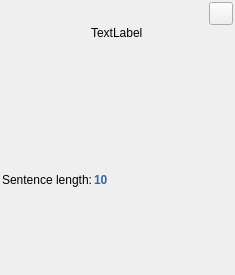
The window that ui/readability_widget.ui (zkovari/plotlyst) describes before a commit, drawn with Qt 5.
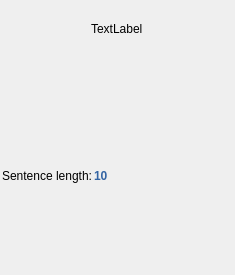
The same window after the commit.

Patch:
```diff
--- a/ui/readability_widget.ui
+++ b/ui/readability_widget.ui
@@ -31,6 +31,28 @@
    </property>
    <item alignment="Qt::AlignRight">
     <widget class="QToolButton" name="btnRefresh">
+     <property name="sizePolicy">
+      <sizepolicy hsizetype="Maximum" vsizetype="Fixed">
+       <horstretch>0</horstretch>
+       <verstretch>0</verstretch>
+      </sizepolicy>
+     </property>
+     <property name="cursor">
+      <cursorShape>PointingHandCursor</cursorShape>
+     </property>
+     <property name="toolTip">
+      <string>&lt;html&gt;&lt;head/&gt;&lt;body&gt;&lt;p&gt;Refresh readability statistics&lt;/p&gt;&lt;/body&gt;&lt;/html&gt;</string>
+     </property>
+     <property name="styleSheet">
+      <string notr="true">QToolButton {
+	border: 0px;
+}
+
+QToolButton:pressed {
+	border: 1px dashed darkBlue;
+}
+</string>
+     </property>
      <property name="text">
       <string/>
      </property>
```
